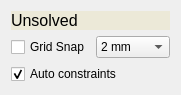
This is src/Mod/Sketcher/Gui/TaskSketcherGeneral.ui in berndhahnebach/All_FreeCAD as Qt 5 draws it before an edit. The edited form follows.
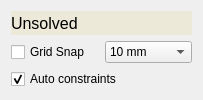
This is the edited form.

Patch:
```diff
--- a/src/Mod/Sketcher/Gui/TaskSketcherGeneral.ui
+++ b/src/Mod/Sketcher/Gui/TaskSketcherGeneral.ui
@@ -6,8 +6,8 @@
    <rect>
     <x>0</x>
     <y>0</y>
-    <width>165</width>
-    <height>91</height>
+    <width>203</width>
+    <height>100</height>
    </rect>
   </property>
   <property name="windowTitle">
@@ -525,7 +525,7 @@
         <bool>true</bool>
        </property>
        <property name="currentIndex">
-        <number>4</number>
+        <number>6</number>
        </property>
        <item>
         <property name="text">
```
